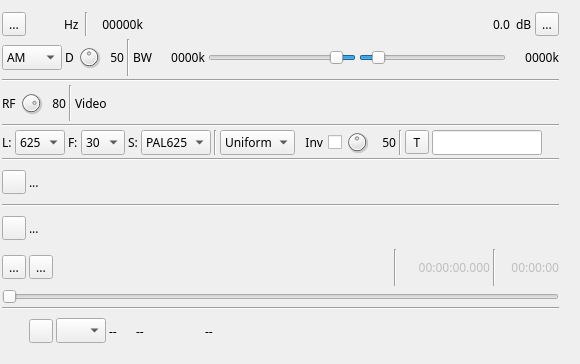
The window that plugins/channeltx/modatv/atvmodgui.ui (f4exb/sdrangel) describes before a commit, drawn with Qt 5.
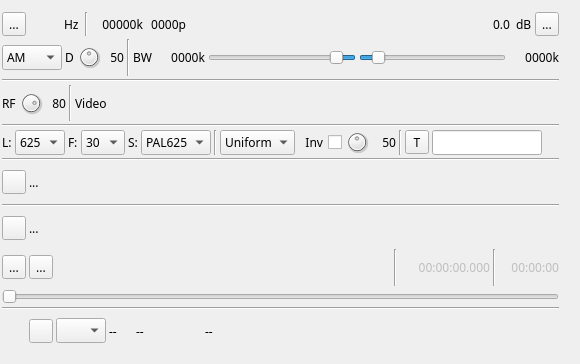
The same window after the commit. Icons and pictures are not drawn. Custom widgets are drawn as their Qt base class.

Commit message: ATV Modulator: added display of points per line

```diff
--- a/plugins/channeltx/modatv/atvmodgui.ui
+++ b/plugins/channeltx/modatv/atvmodgui.ui
@@ -146,6 +146,22 @@
           </property>
          </widget>
         </item>
+        <item>
+         <widget class="QLabel" name="nbPointsPerLineText">
+          <property name="minimumSize">
+           <size>
+            <width>40</width>
+            <height>0</height>
+           </size>
+          </property>
+          <property name="text">
+           <string>0000p</string>
+          </property>
+          <property name="alignment">
+           <set>Qt::AlignRight|Qt::AlignTrailing|Qt::AlignVCenter</set>
+          </property>
+         </widget>
+        </item>
         <item>
          <spacer name="horizontalSpacer">
           <property name="orientation">
```
The commit also changes 4 other files.
